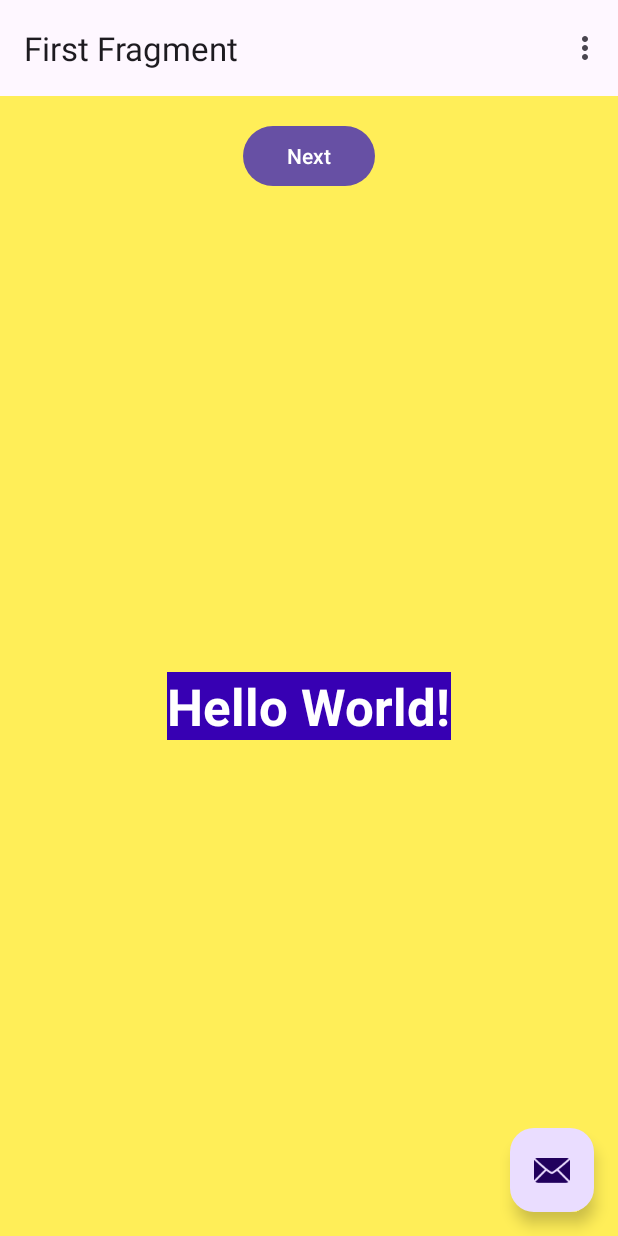
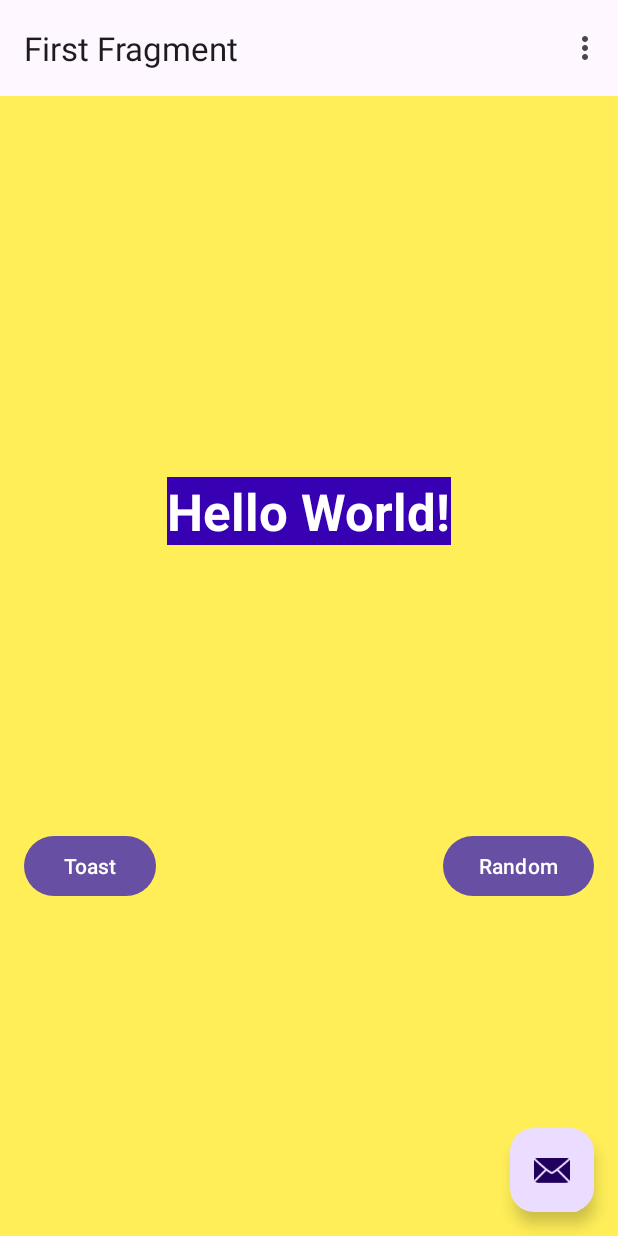
Before and after one commit to wchipman-csupueblo/CIS386_First_Android_App, an Android app: the screen it shows after launch (MainActivity), on a phone screen of 412 x 824 dp. Run offline under Robolectric (Android 15) with nearby library versions, the phone set to English and light mode, and no system bars; our stand-ins replace navigation-ui; 1 statement that could not run was skipped.

Commit message:
Added toast button, Moved layout around.

```diff
--- a/app/src/main/res/layout/fragment_first.xml
+++ b/app/src/main/res/layout/fragment_first.xml
@@ -14,22 +14,20 @@
         android:padding="16dp">
 
         <Button
-            android:id="@+id/button_first"
+            android:id="@+id/random_button"
             android:layout_width="wrap_content"
             android:layout_height="wrap_content"
-            android:text="@string/next"
-            app:layout_constraintBottom_toTopOf="@id/textview_first"
+            android:layout_marginTop="190dp"
+            android:text="@string/random_button_text"
+            app:layout_constraintBottom_toBottomOf="parent"
             app:layout_constraintEnd_toEndOf="parent"
-            app:layout_constraintStart_toStartOf="parent"
-            app:layout_constraintTop_toTopOf="parent"
-            app:layout_constraintVertical_bias="0.51" />
+            app:layout_constraintTop_toBottomOf="@id/textview_first"
+            app:layout_constraintVertical_bias="0.57" />
 
         <TextView
             android:id="@+id/textview_first"
             android:layout_width="wrap_content"
             android:layout_height="wrap_content"
-            android:layout_marginTop="320dp"
-            android:layout_marginBottom="24dp"
             android:background="@color/colorPrimaryDark"
             android:fontFamily="sans-serif"
             android:text="@string/hello"
@@ -40,6 +38,16 @@
             app:layout_constraintEnd_toEndOf="parent"
             app:layout_constraintHorizontal_bias="0.50"
             app:layout_constraintStart_toStartOf="parent"
-            app:layout_constraintTop_toBottomOf="@id/button_first" />
+            app:layout_constraintTop_toTopOf="parent" />
+
+        <Button
+            android:id="@+id/toast_button"
+            android:layout_width="wrap_content"
+            android:layout_height="wrap_content"
+            android:text="@string/toast_button_text"
+            app:layout_constraintBottom_toBottomOf="parent"
+            app:layout_constraintStart_toStartOf="parent"
+            app:layout_constraintTop_toBottomOf="@+id/textview_first"
+            app:layout_constraintVertical_bias="1.0" />
     </androidx.constraintlayout.widget.ConstraintLayout>
 </androidx.core.widget.NestedScrollView>
--- a/app/src/main/res/values/strings.xml
+++ b/app/src/main/res/values/strings.xml
@@ -4,8 +4,10 @@
     <!-- Strings used for fragments for navigation -->
     <string name="first_fragment_label">First Fragment</string>
     <string name="second_fragment_label">Second Fragment</string>
-    <string name="next">Next</string>
+
     <string name="previous">Previous</string>
 
     <string name="hello">Hello World!</string>
+    <string name="toast_button_text">Toast</string>
+    <string name="random_button_text">Random</string>
 </resources>
```
